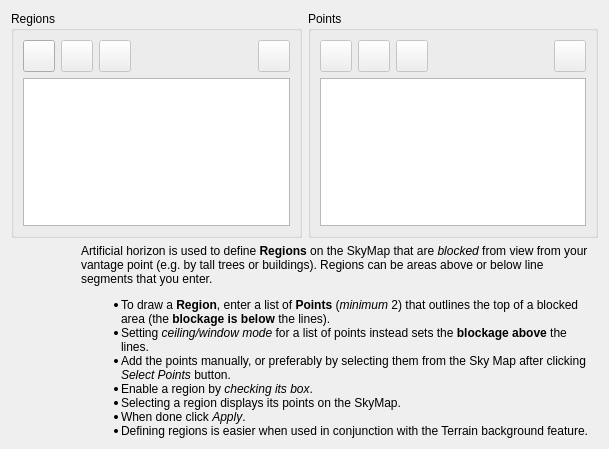
The window that kstars-astropi/kstars/tools/horizonmanager.ui (Andre87osx/AstroPi-system) describes before a commit, drawn with Qt 5.
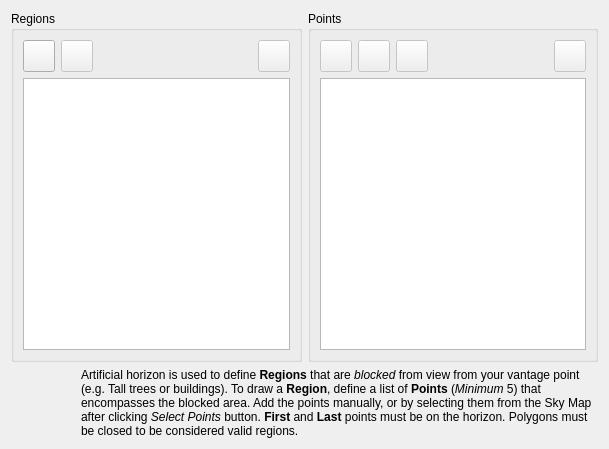
The same window after the commit.

Patch:
```diff
--- a/kstars-astropi/kstars/tools/horizonmanager.ui
+++ b/kstars-astropi/kstars/tools/horizonmanager.ui
@@ -71,31 +71,6 @@
             </property>
            </widget>
           </item>
-          <item>
-           <widget class="QPushButton" name="toggleCeilingB">
-            <property name="enabled">
-             <bool>false</bool>
-            </property>
-            <property name="minimumSize">
-             <size>
-              <width>32</width>
-              <height>32</height>
-             </size>
-            </property>
-            <property name="maximumSize">
-             <size>
-              <width>32</width>
-              <height>32</height>
-             </size>
-            </property>
-            <property name="toolTip">
-             <string>Toggle Ceiling</string>
-            </property>
-            <property name="text">
-             <string/>
-            </property>
-           </widget>
-          </item>
           <item>
            <spacer name="horizontalSpacer">
             <property name="orientation">
@@ -328,7 +303,7 @@
      <item>
       <widget class="QLabel" name="label">
        <property name="text">
-        <string>&lt;html&gt;&lt;head/&gt;&lt;body&gt;&lt;p&gt;Artificial horizon is used to define &lt;span style=&quot; font-weight:600;&quot;&gt;Regions&lt;/span&gt; on the SkyMap that are &lt;span style=&quot; font-style:italic;&quot;&gt;blocked&lt;/span&gt; from view from your vantage point (e.g. by tall trees or buildings). Regions can be areas above or below line segments that you enter. &lt;/p&gt;&lt;ul style=&quot;margin-top: 0px; margin-bottom: 0px; margin-left: 0px; margin-right: 0px; -qt-list-indent: 1;&quot;&gt;&lt;li style=&quot; margin-top:12px; margin-bottom:0px; margin-left:0px; margin-right:0px; -qt-block-indent:0; text-indent:0px;&quot;&gt;To draw a &lt;span style=&quot; font-weight:600;&quot;&gt;Region&lt;/span&gt;, enter a list of &lt;span style=&quot; font-weight:600;&quot;&gt;Points&lt;/span&gt; (&lt;span style=&quot; font-style:italic;&quot;&gt;minimum&lt;/span&gt; 2) that outlines the top of a blocked area (the &lt;span style=&quot; font-weight:600;&quot;&gt;blockage is below&lt;/span&gt; the lines).&lt;/li&gt;&lt;ul style=&quot;margin-top: 0px; margin-bottom: 0px; margin-left: 0px; margin-right: 0px; -qt-list-indent: 1;&quot;&gt;&lt;li style=&quot; margin-top:0px; margin-bottom:0px; margin-left:0px; margin-right:0px; -qt-block-indent:0; text-indent:0px;&quot;&gt;Setting &lt;span style=&quot; font-style:italic;&quot;&gt;ceiling/window mode&lt;/span&gt; for a list of points instead sets the &lt;span style=&quot; font-weight:600;&quot;&gt;blockage above&lt;/span&gt; the lines.&lt;/li&gt;&lt;li style=&quot; margin-top:0px; margin-bottom:0px; margin-left:0px; margin-right:0px; -qt-block-indent:0; text-indent:0px;&quot;&gt;Add the points manually, or preferably by selecting them from the Sky Map after clicking &lt;span style=&quot; font-style:italic;&quot;&gt;Select Points&lt;/span&gt; button. &lt;/li&gt;&lt;/ul&gt;&lt;li style=&quot; margin-top:0px; margin-bottom:0px; margin-left:0px; margin-right:0px; -qt-block-indent:0; text-indent:0px;&quot;&gt;Enable a region by &lt;span style=&quot; font-style:italic;&quot;&gt;checking its box&lt;/span&gt;. &lt;/li&gt;&lt;li style=&quot; margin-top:0px; margin-bottom:0px; margin-left:0px; margin-right:0px; -qt-block-indent:0; text-indent:0px;&quot;&gt;Selecting a region displays its points on the SkyMap. &lt;/li&gt;&lt;li style=&quot; margin-top:0px; margin-bottom:0px; margin-left:0px; margin-right:0px; -qt-block-indent:0; text-indent:0px;&quot;&gt;When done click &lt;span style=&quot; font-style:italic;&quot;&gt;Apply&lt;/span&gt;.&lt;/li&gt;&lt;li style=&quot; margin-top:0px; margin-bottom:12px; margin-left:0px; margin-right:0px; -qt-block-indent:0; text-indent:0px;&quot;&gt;Defining regions is easier when used in conjunction with the Terrain background feature.&lt;/li&gt;&lt;/ul&gt;&lt;/body&gt;&lt;/html&gt;</string>
+        <string>&lt;html&gt;&lt;head/&gt;&lt;body&gt;&lt;p&gt;Artificial horizon is used to define &lt;span style=&quot; font-weight:600;&quot;&gt;Regions&lt;/span&gt; that are &lt;span style=&quot; font-style:italic;&quot;&gt;blocked&lt;/span&gt; from view from your vantage point (e.g. Tall trees or buildings). To draw a &lt;span style=&quot; font-weight:600;&quot;&gt;Region&lt;/span&gt;, define a list of &lt;span style=&quot; font-weight:600;&quot;&gt;Points&lt;/span&gt; (&lt;span style=&quot; font-style:italic;&quot;&gt;Minimum&lt;/span&gt; 5) that encompasses the blocked area. Add the points manually, or by selecting them from the Sky Map after clicking &lt;span style=&quot; font-style:italic;&quot;&gt;Select Points&lt;/span&gt; button. &lt;span style=&quot; font-weight:600;&quot;&gt;First&lt;/span&gt; and &lt;span style=&quot; font-weight:600;&quot;&gt;Last&lt;/span&gt; points must be on the horizon. Polygons must be closed to be considered valid regions.&lt;/p&gt;&lt;/body&gt;&lt;/html&gt;</string>
        </property>
        <property name="wordWrap">
         <bool>true</bool>
```
Left out of the diff: 2 changed lines with no effect on the pictures.
